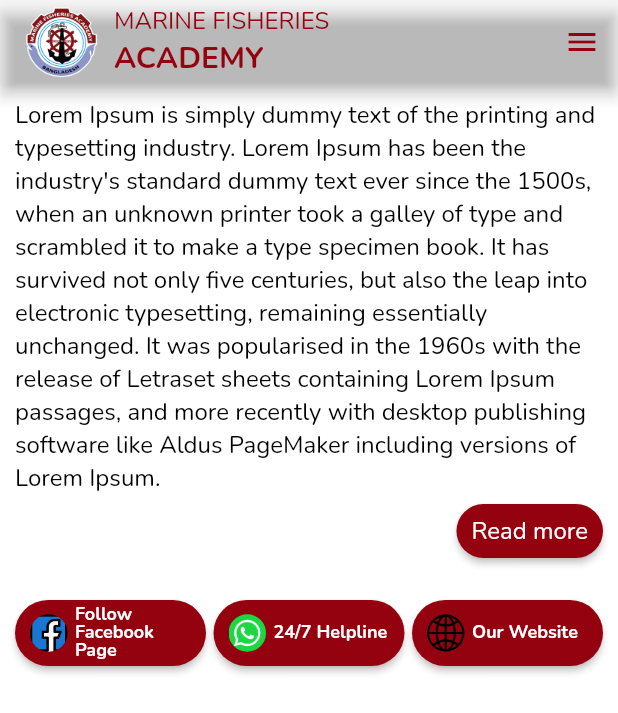
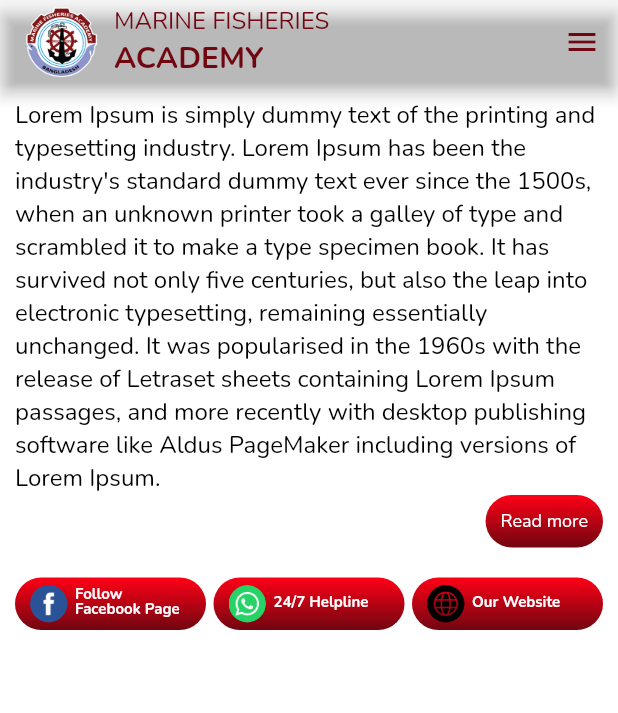
Before and after one commit to hasan-munsi/MFAcademy, a Flutter app: the screen it shows after launch, on a phone screen of 412 x 824 dp. Shown: the top 713 px of the screen. Run offline on Flutter 3.47's test engine with Material 2 defaults, Android fonts, the phone set to English and light mode, and no system bars; our stand-ins replace firebase_core, firebase_messaging, fluttertoast, get, google_fonts, logger and 4 more; missing offline and left inert: syncfusion_flutter_pdfviewer; accounts and stored records are empty.

Commit message:
UI updates

```diff
--- a/mf_academy/lib/globals/xarvis.dart
+++ b/mf_academy/lib/globals/xarvis.dart
@@ -1,4 +1,3 @@
-import 'package:flutter/cupertino.dart';
 import 'package:flutter/material.dart';
 import 'package:fluttertoast/fluttertoast.dart';
 import 'package:get/get.dart';
@@ -15,7 +14,8 @@ class Xarvis {
 
   static const Color dark = Color(0xFF000000);
   static const Color fair = Color(0xFFFFFFFF);
-  static const Color appBgColor = Color(0xFF94020F);
+  static const Color appBgColor = Color(0xFF700610);
+  static const Color appBgColorLight = Color(0xFFff0017);
 
   static User? loggedInUser;
 
@@ -89,13 +89,33 @@ class Xarvis {
     double? width,
     double? height,
   }) {
-    return ElevatedButton(
-      onPressed: action,
-      style: ButtonStyle(
-          padding: MaterialStateProperty.all(padding),
-          backgroundColor: MaterialStateProperty.all(appBgColor),
-          shape: MaterialStateProperty.all(RoundedRectangleBorder(borderRadius: BorderRadius.circular(50)))),
-      child: child,
+    return Container(
+      height: height,
+      width: width,
+      padding: EdgeInsets.zero,
+      margin: const EdgeInsets.all(0),
+      decoration: BoxDecoration(
+        borderRadius: BorderRadius.circular(50),
+        gradient: const LinearGradient(
+          begin: Alignment.topCenter,
+          end: Alignment.bottomCenter,
+          colors: [
+            appBgColorLight,
+            appBgColor,
+          ]
+        ),
+      ),
+      child: ElevatedButton(
+        onPressed: action,
+        style: ButtonStyle(
+          visualDensity: VisualDensity.compact,
+            padding: MaterialStateProperty.all(padding),
+            backgroundColor: MaterialStateProperty.all(Colors.transparent),
+            shadowColor: MaterialStateProperty.all(Colors.transparent),
+            shape: MaterialStateProperty.all(RoundedRectangleBorder(borderRadius: BorderRadius.circular(50)))),
+
+        child: child,
+      ),
     );
   }
 
--- a/mf_academy/lib/http/custom_http_requests.dart
+++ b/mf_academy/lib/http/custom_http_requests.dart
@@ -52,7 +52,7 @@ class CustomHTTPRequests {
       final _data = json.decode(_response.body);
       Xarvis.logger.i(_data);
       if (isSuccess(_data)) {
-        return _data;
+        return _data["data"];
       } else {
         Xarvis.showToaster(message: _data["message"]);
       }
--- a/mf_academy/lib/model/user.dart
+++ b/mf_academy/lib/model/user.dart
@@ -11,6 +11,9 @@ class User {
   String? email;
   String? password;
   int? status;
+  ///1=User
+  ///2=Admin
+  ///3=
   int? role;
 
   User({this.id, this.name, this.rollNo, this.regNo, this.fatherName, this.motherName, this.phoneNo, this.fatherPhnNo, this.address, this.email, this.password, this.status, this.role});
--- a/mf_academy/lib/views/auth/login.dart
+++ b/mf_academy/lib/views/auth/login.dart
@@ -204,8 +204,9 @@ class LoginHelpingButtonsUI extends StatelessWidget {
   Widget build(BuildContext context) {
     return Xarvis.getGlobalButton(
       action: action,
+      height: 35,
       child: SizedBox(
-        height: 40,
+        height: 35,
         child: Row(
           children: [
             ClipRRect(
@@ -214,11 +215,12 @@ class LoginHelpingButtonsUI extends StatelessWidget {
                 imageUrl,
                 width: 25,
                 height: 25,
+                fit: BoxFit.cover,
               ),
             ),
             Xarvis.customWidth(5),
             Expanded(
-              child: Xarvis.genericText(text: label, textColor: Xarvis.fair, textAlign: TextAlign.start, fontSize: 12, height: 1, fontWeight: FontWeight.bold, maxLines: 5),
+              child: Xarvis.genericText(text: label, textColor: Xarvis.fair, textAlign: TextAlign.start, fontSize: 10, height: 1, fontWeight: FontWeight.bold, maxLines: 5),
             ),
           ],
         ),
--- a/mf_academy/lib/views/home/home_page.dart
+++ b/mf_academy/lib/views/home/home_page.dart
@@ -84,10 +84,12 @@ class HomePage extends StatelessWidget {
                 value: DrawerOptions.cadetList,
                 child: Xarvis.genericText(text: "Cadet List", textColor: Xarvis.appBgColor),
               ),
+              if(_user?.role==1)
               PopupMenuItem<DrawerOptions>(
                 value: DrawerOptions.notificationList,
                 child: Xarvis.genericText(text: "Notification List", textColor: Xarvis.appBgColor),
               ),
+              if(_user?.role==2)
               PopupMenuItem<DrawerOptions>(
                 value: DrawerOptions.attendanceList,
                 child: Xarvis.genericText(text: "Attendance List", textColor: Xarvis.appBgColor),
@@ -119,7 +121,9 @@ class HomePage extends StatelessWidget {
               ),
               Align(
                 alignment: Alignment.centerRight,
-                child: Xarvis.getGlobalButton(action: () {}, child: Xarvis.genericText(text: "Read more", textColor: Xarvis.fair)),
+                child: Xarvis.getGlobalButton(action: () {},
+                    height: 35,
+                    child: Xarvis.genericText(text: "Read more", textColor: Xarvis.fair, fontSize: 12)),
               ),
               Xarvis.customHeight(20),
               Row(
--- a/mf_academy/lib/views/notifications/notifications_details.dart
+++ b/mf_academy/lib/views/notifications/notifications_details.dart
@@ -58,6 +58,7 @@ class _NotificationDetailsState extends State<NotificationDetails> {
                       action: () {
                         Get.to(() => GlobalPdfViewer(url: _data?["attachment"]["file_path"] ?? ""));
                       },
+                      height: 35,
                       child: SizedBox(
                         width: double.infinity,
                         child: Center(child: Xarvis.genericText(text: "Show PDF", textColor: Xarvis.fair)),
--- a/mf_academy/lib/views/program/program_details.dart
+++ b/mf_academy/lib/views/program/program_details.dart
@@ -60,6 +60,7 @@ class _ProgramDetailsState extends State<ProgramDetails> {
                         action: () {
                           Get.to(() => GlobalPdfViewer(url: _data?["attachment"]["file_path"] ?? ""));
                         },
+                        height: 35,
                         child: SizedBox(
                           width: double.infinity,
                           child: Center(child: Xarvis.genericText(text: "Show PDF", textColor: Xarvis.fair)),
--- a/mf_academy/pubspec.yaml
+++ b/mf_academy/pubspec.yaml
@@ -33,6 +33,7 @@ dependencies:
   logger: ^1.1.0
   lottie: ^1.2.2
   modal_progress_hud_nsn: ^0.1.0-nullsafety-1
+  month_picker_dialog: ^0.4.0
   syncfusion_flutter_pdfviewer: ^19.4.54-beta
   shared_preferences: ^2.0.13
   url_launcher: ^6.0.20
@@ -48,6 +49,7 @@ dev_dependencies:
 flutter_icons:
   android: "launcher_icon"
   ios: true
+  remove_alpha_ios: true
   image_path: "assets/images/logo.png"
 
 flutter:
```
Also changed, not shown: mf_academy/lib/main.dart (+21 -2 lines), mf_academy/lib/views/attendance/attendance_list.dart (+10 -1 lines), mf_academy/lib/views/attendance/single_student_attendance.dart (+40 -8 lines), mf_academy/lib/views/loader/loader.dart (+37 -4 lines), mf_academy/lib/views/notifications/notifications_list.dart (+19 -2 lines), mf_academy/lib/views/program/program_list.dart (+43 -16 lines), mf_academy/assets/images/facebook.png, mf_academy/assets/images/globe.png, mf_academy/assets/images/whatsapp.png, mf_academy/pubspec.lock, 20 other files.
